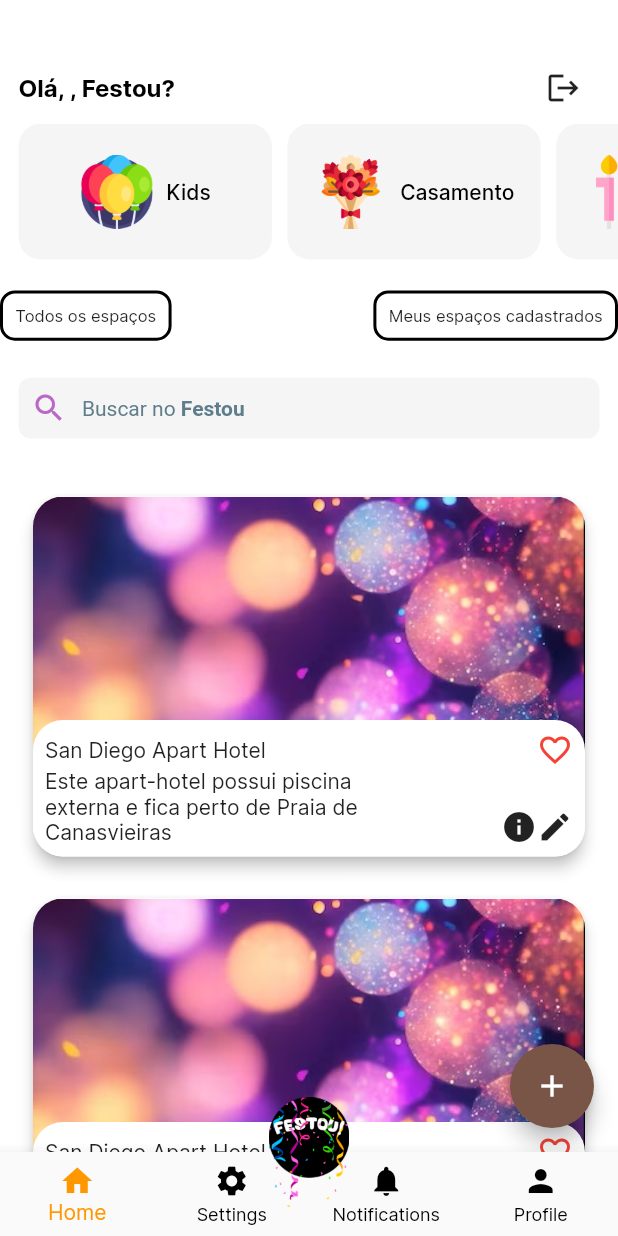
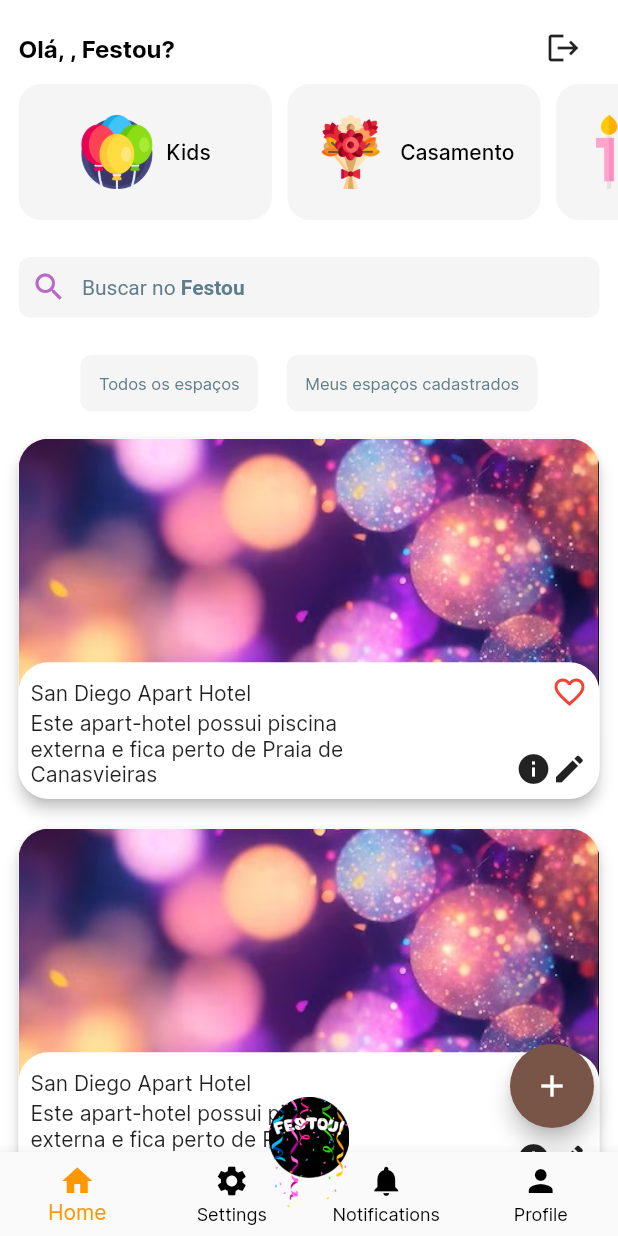
Before and after one commit to rodrigoaugusto99/git_flutter_festou, a Flutter app: the screen it shows once a user with an empty profile is signed in, on a phone screen of 412 x 824 dp. Run offline on Flutter 3.47's test engine with Material 2 defaults, Android fonts, the phone set to English and light mode, and no system bars; our stand-ins replace cloud_firestore, firebase_auth, firebase_core, flutter_riverpod, geocoding, google_maps_flutter and 3 more; missing offline and left inert: search_cep, validatorless; accounts and stored records are empty; generated files the repository leaves out were written again.

Commit message:
FESTOU-82 - Ajustes de responsividade e reestruturação de botões na home,

```diff
--- a/lib/src/features/home/home_page.dart
+++ b/lib/src/features/home/home_page.dart
@@ -2,6 +2,7 @@ import 'package:flutter/material.dart';
 import 'package:git_flutter_festou/src/features/home/widgets/app_bar_home.dart';
 import 'package:git_flutter_festou/src/features/home/widgets/menu_space_types.dart';
 import 'package:git_flutter_festou/src/features/home/widgets/search_button.dart';
+import 'package:git_flutter_festou/src/features/home/widgets/space_buttons.dart';
 import 'package:git_flutter_festou/src/features/home/widgets/space_card.dart';
 
 class HomePage extends StatefulWidget {
@@ -33,6 +34,9 @@ class _HomePageState extends State<HomePage> {
           const SliverToBoxAdapter(
             child: SearchButton(),
           ),
+          const SliverToBoxAdapter(
+            child: SpaceButtons(),
+          ),
           SliverToBoxAdapter(
             child: ListView.builder(
               shrinkWrap: true,
--- a/lib/src/features/home/widgets/app_bar_home.dart
+++ b/lib/src/features/home/widgets/app_bar_home.dart
@@ -13,7 +13,7 @@ class AppBarHome extends ConsumerStatefulWidget {
 class _AppBarMenuSpaceTypesState extends ConsumerState<AppBarHome> {
   final user = FirebaseAuth.instance.currentUser!;
 
-  String formatString(String input) {
+  String formatString(String input) { // TODO: Apagar este método ao adicionar a busca do nome do usuário no banco
     if (input.isEmpty) return '';
 
     // Limita a string a 6 caracteres
@@ -28,7 +28,6 @@ class _AppBarMenuSpaceTypesState extends ConsumerState<AppBarHome> {
     final x = MediaQuery.of(context).size.width;
     final y = MediaQuery.of(context).size.height;
     return SliverAppBar(
-      expandedHeight: y * 0.1,
       flexibleSpace: FlexibleSpaceBar(
         background: Padding(
           padding: EdgeInsets.symmetric(
@@ -40,7 +39,8 @@ class _AppBarMenuSpaceTypesState extends ConsumerState<AppBarHome> {
                 children: [
                   Expanded(
                     child: Text(
-                      'Olá, ${formatString(user.email!)}, Festou?',
+                      'Olá, ${formatString(user.email!)}, Festou?', // TODO: Buscar o nome do usuário direto de users/
+                      // user_infos no banco
                       style: const TextStyle(
                         color: Colors.black,
                         fontSize: 16,
--- a/lib/src/features/home/widgets/menu_space_types.dart
+++ b/lib/src/features/home/widgets/menu_space_types.dart
@@ -247,55 +247,6 @@ class _MenuSpaceTypesState extends State<MenuSpaceTypes> {
               ],
             ),
           ),
-          SizedBox(height: y * 0.015), // Espaçamento entre a lista de botões e o resto do conteúdo
-          Row(
-            crossAxisAlignment: CrossAxisAlignment.center,
-            mainAxisAlignment: MainAxisAlignment.spaceBetween,
-            children: [
-              InkWell(
-                onTap: () =>
-                    Navigator.of(context)
-                        .pushNamed('/home/all_spaces', arguments: user),
-                child: Container(
-                  padding: EdgeInsets.all(
-                      x * 0.02),
-                  decoration: BoxDecoration(
-                    border: Border.all(
-                      color: Colors.black,
-                      width: 2.0,
-                    ),
-                    borderRadius:
-                    const BorderRadius.all(Radius.circular(10.0)),
-                  ),
-                  child: const Text(
-                    'Todos os espaços',
-                    style: TextStyle(fontSize: 11),
-                  ),
-                ),
-              ),
-              InkWell(
-                onTap: () =>
-                    Navigator.of(context)
-                        .pushNamed('/home/my_spaces', arguments: user),
-                child: Container(
-                  padding: EdgeInsets.all(
-                      x * 0.02),
-                  decoration: BoxDecoration(
-                    border: Border.all(
-                      color: Colors.black,
-                      width: 2.0,
-                    ),
-                    borderRadius:
-                    const BorderRadius.all(Radius.circular(10.0)),
-                  ),
-                  child: const Text(
-                    'Meus espaços cadastrados',
-                    style: TextStyle(fontSize: 11),
-                  ),
-                ),
-              ),
-            ],
-          ),
         ],
       ),
     );
--- a/lib/src/features/home/widgets/search_button.dart
+++ b/lib/src/features/home/widgets/search_button.dart
@@ -13,7 +13,7 @@ class _SearchButtonState extends State<SearchButton> {
     final x = MediaQuery.of(context).size.width;
     final y = MediaQuery.of(context).size.height;
     return Padding(
-      padding: EdgeInsets.symmetric(horizontal: x * 0.03, vertical: y * 0.03),
+      padding: EdgeInsets.symmetric(horizontal: x * 0.03, vertical: y * 0.02),
       child: Material(
         color: Colors.transparent,
         child: InkWell(
@@ -39,8 +39,7 @@ class _SearchButtonState extends State<SearchButton> {
                       TextSpan(text: 'Festou', style: TextStyle(fontWeight: FontWeight.bold)),
                     ],
                   ),
-                )
-
+                ),
               ],
             ),
           ),
--- /dev/null
+++ b/lib/src/features/home/widgets/space_buttons.dart
@@ -0,0 +1,62 @@
+import 'package:firebase_auth/firebase_auth.dart';
+import 'package:flutter/material.dart';
+
+class SpaceButtons extends StatefulWidget {
+  const SpaceButtons({super.key});
+
+  @override
+  State<SpaceButtons> createState() => _SpaceButtonsState();
+}
+
+class _SpaceButtonsState extends State<SpaceButtons> {
+  final user = FirebaseAuth.instance.currentUser!;
+
+  @override
+  Widget build(BuildContext context) {
+    final x = MediaQuery.of(context).size.width;
+    final y = MediaQuery.of(context).size.height;
+    return Padding(
+      padding: EdgeInsets.symmetric(horizontal: x * 0.13, vertical: y * 0.01),
+      child: Row(
+        crossAxisAlignment: CrossAxisAlignment.center,
+        mainAxisAlignment: MainAxisAlignment.spaceBetween,
+        children: [
+          InkWell(
+            onTap: () =>
+                Navigator.of(context)
+                    .pushNamed('/home/all_spaces', arguments: user),
+            child: Container(
+              padding: EdgeInsets.all(
+                  x * 0.03),
+              decoration: BoxDecoration(
+                color: Colors.grey[100],
+                borderRadius: const BorderRadius.all(Radius.circular(8.0)),
+              ),
+              child: Text(
+                'Todos os espaços',
+                style: TextStyle(color: Colors.blueGrey[500], fontSize: 11),
+              ),
+            ),
+          ),
+          InkWell(
+            onTap: () =>
+                Navigator.of(context)
+                    .pushNamed('/home/my_spaces', arguments: user),
+            child: Container(
+              padding: EdgeInsets.all(
+                  x * 0.03),
+              decoration: BoxDecoration(
+                color: Colors.grey[100],
+                borderRadius: const BorderRadius.all(Radius.circular(8.0)),
+              ),
+              child: Text(
+                'Meus espaços cadastrados',
+                style: TextStyle(color: Colors.blueGrey[500], fontSize: 11),
+              ),
+            ),
+          ),
+        ],
+      ),
+    );
+  }
+}
--- a/lib/src/features/home/widgets/space_card.dart
+++ b/lib/src/features/home/widgets/space_card.dart
@@ -13,9 +13,12 @@ class SpaceCard extends StatefulWidget {
 class _SpaceCardState extends State<SpaceCard> {
   @override
   Widget build(BuildContext context) {
+    final x = MediaQuery.of(context).size.width;
+    final y = MediaQuery.of(context).size.height;
     return Padding(
-      padding: const EdgeInsets.symmetric(vertical: 10.0, horizontal: 18),
+      padding: const EdgeInsets.symmetric(vertical: 10.0),
       child: Card(
+        margin: EdgeInsets.symmetric(horizontal: x * 0.03),
         shape: RoundedRectangleBorder(
           borderRadius: BorderRadius.circular(20),
         ),
```
